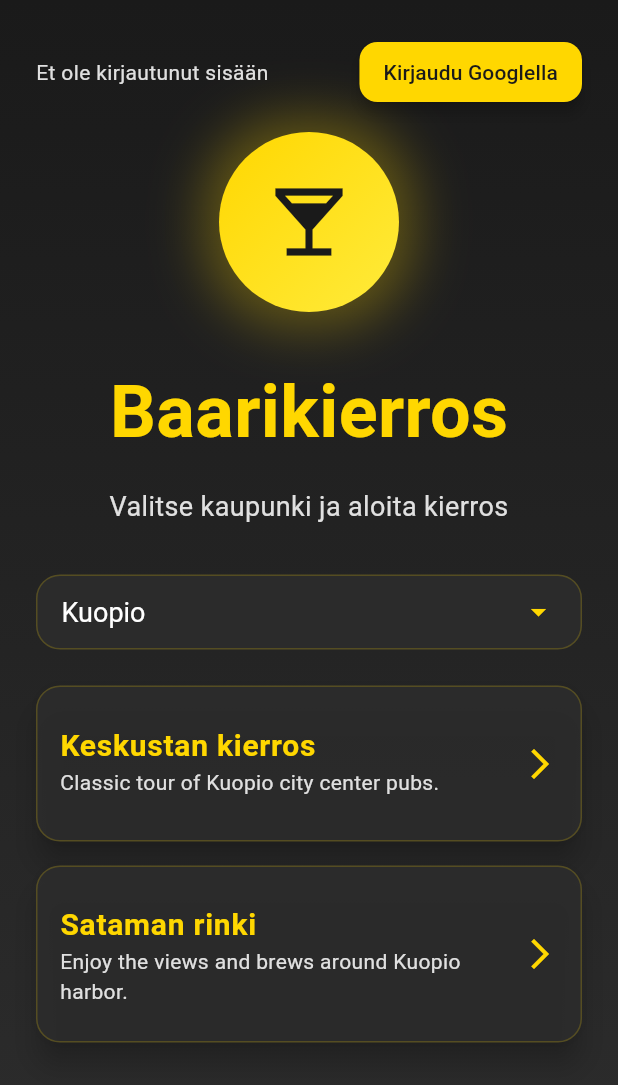
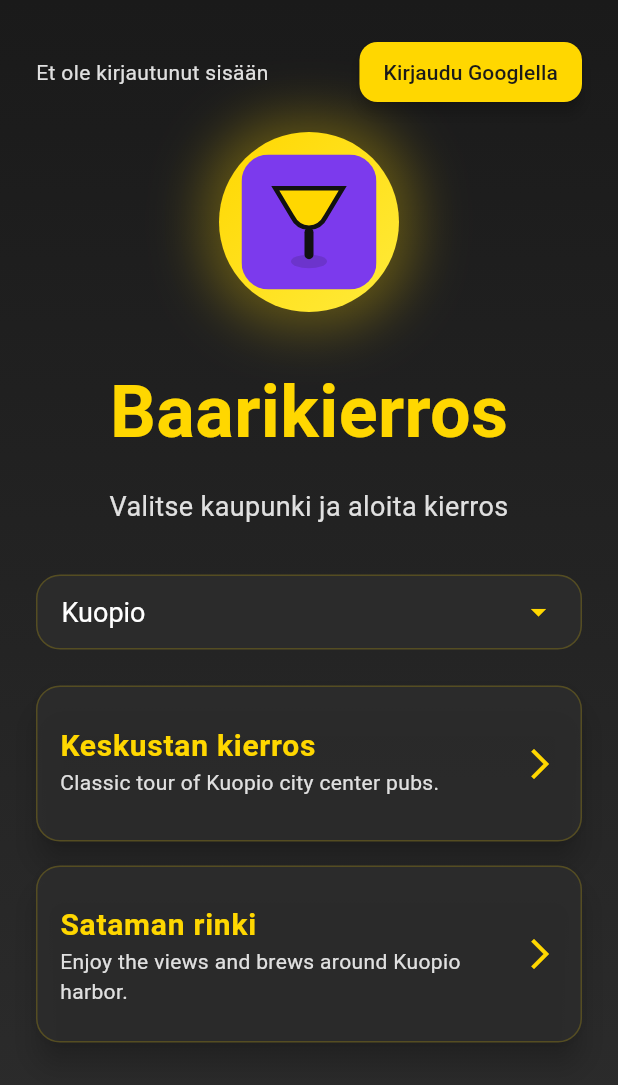
Before and after one commit to nikohoffren/baarikierros, a Flutter app: the screen it shows after launch, on a phone screen of 412 x 824 dp. Shown: the top 1085 px of the screen. Run offline on Flutter 3.47's test engine with Material 3 defaults, Android fonts, the phone set to English and light mode, and no system bars; our stand-ins replace another_flushbar, cloud_firestore, firebase_auth, firebase_core, flutter_svg, geolocator and 4 more; accounts and stored records are empty.

Commit message:
add new logo/icon

```diff
--- a/lib/screens/home_screen.dart
+++ b/lib/screens/home_screen.dart
@@ -6,6 +6,7 @@ import 'package:go_router/go_router.dart';
 import '../theme/app_theme.dart';
 import 'package:provider/provider.dart';
 import '../providers/app_state.dart';
+import 'package:flutter_svg/flutter_svg.dart';
 
 class HomeScreen extends StatefulWidget {
   const HomeScreen({super.key});
@@ -134,10 +135,12 @@ class _HomeScreenState extends State<HomeScreen> {
               ),
             ],
           ),
-          child: const Icon(
-            Icons.local_bar,
-            size: 60,
-            color: AppTheme.primaryBlack,
+          child: Center(
+            child: SvgPicture.asset(
+              'assets/logo.svg',
+              width: 90,
+              height: 90,
+            ),
           ),
         ),
         const SizedBox(height: 32),
--- a/pubspec.yaml
+++ b/pubspec.yaml
@@ -79,6 +79,9 @@ flutter:
   # the material Icons class.
   uses-material-design: true
 
+  assets:
+    - assets/logo.svg
+
   # To add assets to your application, add an assets section, like this:
   # assets:
   #   - images/a_dot_burr.jpeg
```
Also changed, not shown: assets/logo.svg (added).
